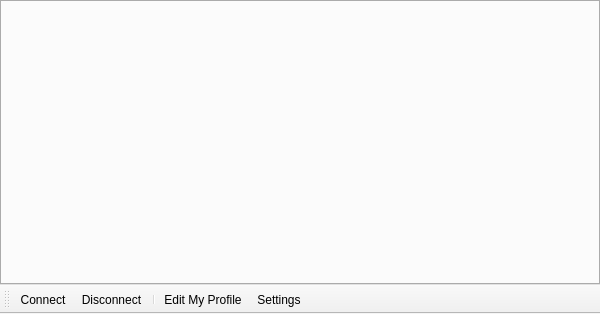
This is branches/Rewrite/UI/widgetchatmiddle.ui in c3c/quazaa as Qt 5 draws it before an edit. The edited form follows.
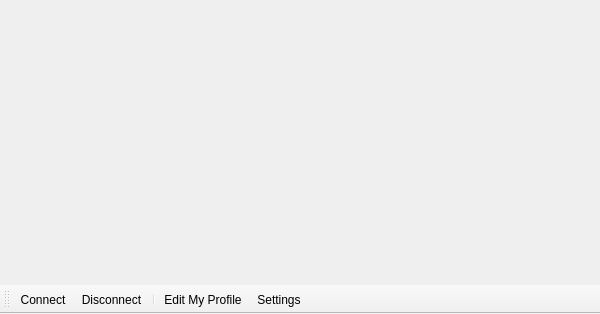
This is the edited form. Icons and pictures are not drawn.

Commit message: Fixed user list sorting. Room navigation in chat now uses the room list sidebar task.

Patch:
```diff
--- a/branches/Rewrite/UI/widgetchatmiddle.ui
+++ b/branches/Rewrite/UI/widgetchatmiddle.ui
@@ -19,17 +19,7 @@
      <number>0</number>
     </property>
     <item>
-     <widget class="QTabWidget" name="tabWidgetChatRooms">
-      <property name="tabPosition">
-       <enum>QTabWidget::North</enum>
-      </property>
-      <property name="currentIndex">
-       <number>-1</number>
-      </property>
-      <property name="tabsClosable">
-       <bool>true</bool>
-      </property>
-     </widget>
+     <widget class="QStackedWidget" name="stackedWidgetChatRooms"/>
     </item>
     <item>
      <layout class="QHBoxLayout" name="horizontalLayoutTextInput"/>
```
Left out of the diff: 14 changed lines with no effect on the pictures. The commit also changes 10 other files.
